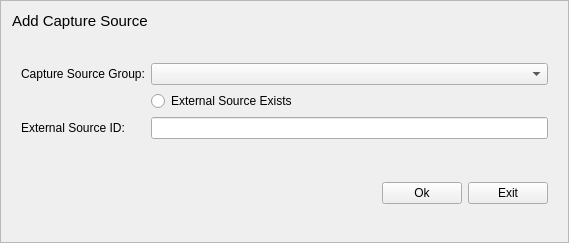
Qt form buildings/gui/new_capture_source.ui (linz/nz-buildings) before a commit.
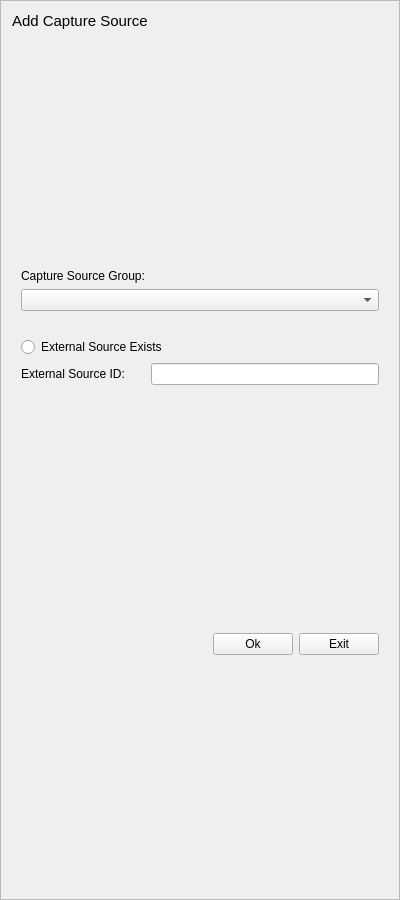
The same form after that commit.

Commit message: Adjust capture source UI to fit new width

Diff of the .ui file:
```diff
--- a/buildings/gui/new_capture_source.ui
+++ b/buildings/gui/new_capture_source.ui
@@ -6,10 +6,22 @@
    <rect>
     <x>0</x>
     <y>0</y>
-    <width>569</width>
-    <height>243</height>
+    <width>400</width>
+    <height>900</height>
    </rect>
   </property>
+  <property name="minimumSize">
+   <size>
+    <width>400</width>
+    <height>400</height>
+   </size>
+  </property>
+  <property name="maximumSize">
+   <size>
+    <width>400</width>
+    <height>900</height>
+   </size>
+  </property>
   <property name="windowTitle">
    <string>New Capture Source</string>
   </property>
@@ -20,71 +32,19 @@
    <enum>QFrame::Raised</enum>
   </property>
   <layout class="QFormLayout" name="formLayout_2">
-   <item row="2" column="0" colspan="2">
-    <widget class="QWidget" name="widget" native="true">
-     <layout class="QFormLayout" name="formLayout">
-      <item row="0" column="0">
-       <widget class="QLabel" name="l_capture_source_group">
-        <property name="text">
-         <string>Capture Source Group:</string>
-        </property>
-       </widget>
-      </item>
-      <item row="0" column="1">
-       <widget class="QComboBox" name="cmb_capture_source_group"/>
-      </item>
-      <item row="1" column="1">
-       <widget class="QRadioButton" name="rad_external_source">
-        <property name="text">
-         <string>External Source Exists</string>
-        </property>
-       </widget>
-      </item>
-      <item row="2" column="0">
-       <widget class="QLabel" name="l_external_source_id">
-        <property name="text">
-         <string>External Source ID:</string>
-        </property>
-       </widget>
-      </item>
-      <item row="2" column="1">
-       <widget class="QLineEdit" name="le_external_source_id"/>
-      </item>
-     </layout>
-     <zorder>cmb_capture_source_group</zorder>
-     <zorder>rad_external_source</zorder>
-     <zorder>le_external_source_id</zorder>
-     <zorder>l_external_source_id</zorder>
-     <zorder>l_capture_source_group</zorder>
+   <item row="0" column="0">
+    <widget class="QLabel" name="label">
+     <property name="font">
+      <font>
+       <pointsize>11</pointsize>
+      </font>
+     </property>
+     <property name="text">
+      <string>Add Capture Source</string>
+     </property>
     </widget>
    </item>
-   <item row="4" column="1">
-    <spacer name="verticalSpacer_3">
-     <property name="orientation">
-      <enum>Qt::Vertical</enum>
-     </property>
-     <property name="sizeHint" stdset="0">
-      <size>
-       <width>20</width>
-       <height>40</height>
-      </size>
-     </property>
-    </spacer>
-   </item>
-   <item row="7" column="1">
-    <spacer name="verticalSpacer_2">
-     <property name="orientation">
-      <enum>Qt::Vertical</enum>
-     </property>
-     <property name="sizeHint" stdset="0">
-      <size>
-       <width>20</width>
-       <height>40</height>
-      </size>
-     </property>
-    </spacer>
-   </item>
-   <item row="6" column="1">
+   <item row="6" column="0" colspan="2">
     <widget class="QWidget" name="widget_2" native="true">
      <layout class="QHBoxLayout" name="horizontalLayout">
       <item>
@@ -129,19 +89,33 @@
      </layout>
     </widget>
    </item>
-   <item row="0" column="0">
-    <widget class="QLabel" name="label">
-     <property name="font">
-      <font>
-       <pointsize>11</pointsize>
-      </font>
+   <item row="4" column="0" colspan="2">
+    <spacer name="verticalSpacer_3">
+     <property name="orientation">
+      <enum>Qt::Vertical</enum>
      </property>
-     <property name="text">
-      <string>Add Capture Source</string>
+     <property name="sizeHint" stdset="0">
+      <size>
+       <width>20</width>
+       <height>40</height>
+      </size>
      </property>
-    </widget>
+    </spacer>
    </item>
-   <item row="1" column="0">
+   <item row="7" column="0" colspan="2">
+    <spacer name="verticalSpacer_2">
+     <property name="orientation">
+      <enum>Qt::Vertical</enum>
+     </property>
+     <property name="sizeHint" stdset="0">
+      <size>
+       <width>20</width>
+       <height>40</height>
+      </size>
+     </property>
+    </spacer>
+   </item>
+   <item row="1" column="0" colspan="2">
     <spacer name="verticalSpacer">
      <property name="orientation">
       <enum>Qt::Vertical</enum>
@@ -154,6 +128,68 @@
      </property>
     </spacer>
    </item>
+   <item row="2" column="0" colspan="2">
+    <widget class="QWidget" name="widget" native="true">
+     <layout class="QGridLayout" name="gridLayout">
+      <item row="1" column="0" colspan="2">
+       <widget class="QComboBox" name="cmb_capture_source_group">
+        <property name="sizePolicy">
+         <sizepolicy hsizetype="MinimumExpanding" vsizetype="Fixed">
+          <horstretch>0</horstretch>
+          <verstretch>0</verstretch>
+         </sizepolicy>
+        </property>
+       </widget>
+      </item>
+      <item row="4" column="1">
+       <widget class="QLineEdit" name="le_external_source_id"/>
+      </item>
+      <item row="4" column="0">
+       <widget class="QLabel" name="l_external_source_id">
+        <property name="text">
+         <string>External Source ID:</string>
+        </property>
+       </widget>
+      </item>
+      <item row="0" column="0">
+       <widget class="QLabel" name="l_capture_source_group">
+        <property name="text">
+         <string>Capture Source Group:</string>
+        </property>
+       </widget>
+      </item>
+      <item row="3" column="0" colspan="2">
+       <widget class="QRadioButton" name="rad_external_source">
+        <property name="text">
+         <string>External Source Exists</string>
+        </property>
+       </widget>
+      </item>
+      <item row="2" column="0" colspan="2">
+       <spacer name="verticalSpacer_4">
+        <property name="orientation">
+         <enum>Qt::Vertical</enum>
+        </property>
+        <property name="sizeType">
+         <enum>QSizePolicy::Fixed</enum>
+        </property>
+        <property name="sizeHint" stdset="0">
+         <size>
+          <width>20</width>
+          <height>20</height>
+         </size>
+        </property>
+       </spacer>
+      </item>
+     </layout>
+     <zorder>le_external_source_id</zorder>
+     <zorder>l_external_source_id</zorder>
+     <zorder>l_capture_source_group</zorder>
+     <zorder>cmb_capture_source_group</zorder>
+     <zorder>rad_external_source</zorder>
+     <zorder>verticalSpacer_4</zorder>
+    </widget>
+   </item>
   </layout>
  </widget>
  <resources/>
```
